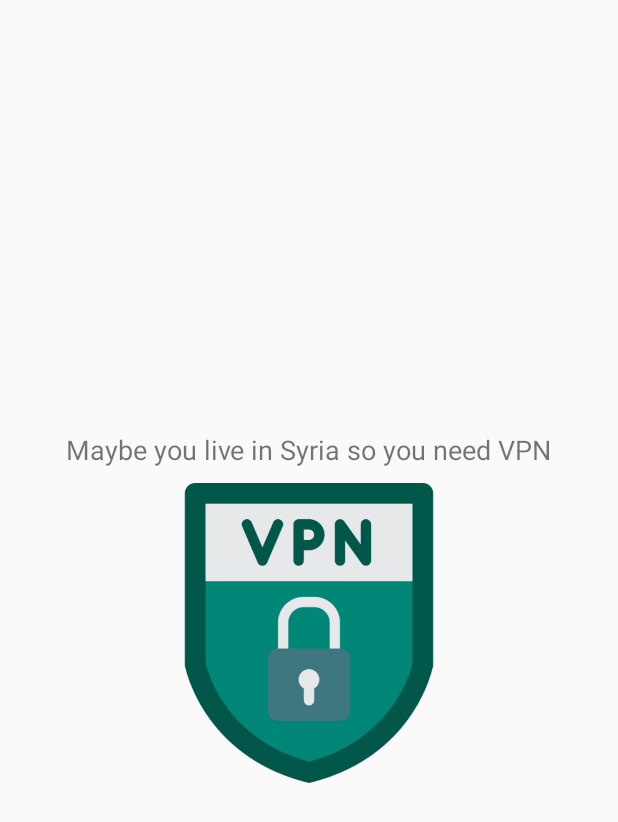
After one commit to BashirAltereh/Challenge, an Android app: the layout dialog_vpn.xml on its own in the app's theme, with its tools: preview values and no code run, on a phone screen of 412 x 824 dp. The commit adds this screen. Shown: the top 822 px of the screen. Run offline under Robolectric (Android 15) with nearby library versions, the phone set to English and light mode, and no system bars.

Commit message:
adding dialog for VPN

```diff
--- /dev/null
+++ b/app/src/main/res/layout/dialog_vpn.xml
@@ -0,0 +1,31 @@
+<?xml version="1.0" encoding="utf-8"?>
+<android.support.constraint.ConstraintLayout xmlns:android="http://schemas.android.com/apk/res/android"
+    android:layout_width="match_parent"
+    android:layout_height="match_parent"
+    xmlns:app="http://schemas.android.com/apk/res-auto">
+
+    <TextView
+        android:layout_width="wrap_content"
+        android:layout_height="wrap_content"
+        android:text="@string/need_vpn"
+        android:textSize="18sp"
+        android:maxLines="1"
+        app:layout_constraintStart_toStartOf="parent"
+        app:layout_constraintEnd_toEndOf="parent"
+        app:layout_constraintBottom_toTopOf="@+id/iv_vpn"
+        android:layout_marginBottom="10dp"
+        />
+
+    <ImageView
+        android:layout_width="200dp"
+        android:layout_height="200dp"
+        android:id="@+id/iv_vpn"
+        android:src="@drawable/ic_vpn"
+        android:layout_marginTop="20dp"
+        app:layout_constraintStart_toStartOf="parent"
+        app:layout_constraintEnd_toEndOf="parent"
+        app:layout_constraintBottom_toBottomOf="parent"
+        app:layout_constraintTop_toTopOf="parent"
+        />
+
+</android.support.constraint.ConstraintLayout>
--- a/app/src/main/res/layout/error_layout.xml
+++ b/app/src/main/res/layout/error_layout.xml
@@ -23,6 +23,7 @@ android:visibility="gone"
         <ImageView
             android:layout_width="150dp"
             android:layout_height="150dp"
+            android:id="@+id/iv_error"
             android:layout_gravity="center_horizontal"
             android:gravity="center_horizontal"
             android:src="@drawable/ic_no_wifi" />
--- a/app/src/main/res/values/strings.xml
+++ b/app/src/main/res/values/strings.xml
@@ -13,4 +13,5 @@
     <string name="users">Users that you can play with</string>
     <string name="sign_in_successfully">sign in successfully</string>
     <string name="deos_not_sign_in">does not sign in</string>
+    <string name="need_vpn">Maybe you live in Syria so you need VPN</string>
 </resources>
```
Also changed, not shown: app/src/main/java/com/is2all/challenges/Activities/MainActivity.java (+28 -6 lines), app/src/main/java/com/is2all/challenges/fragments/DialogVPN.java (added, +47 -0 lines), app/src/main/res/drawable/ic_vpn.png (added).
